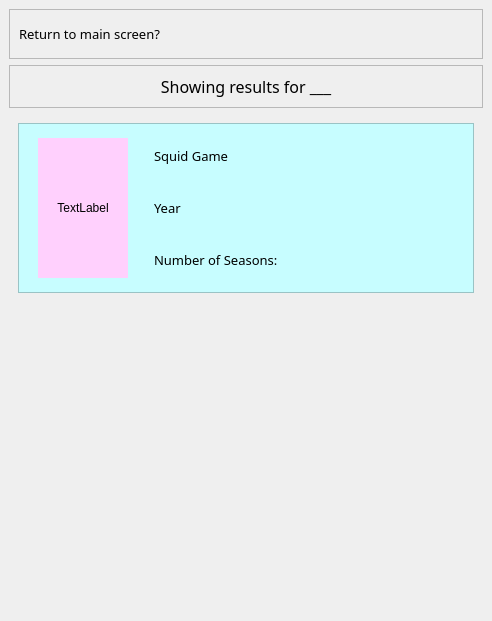
Before: the Qt Designer form ui/search_results.ui in xbryan25/movie-tvshow-review-app, drawn with Qt 5.
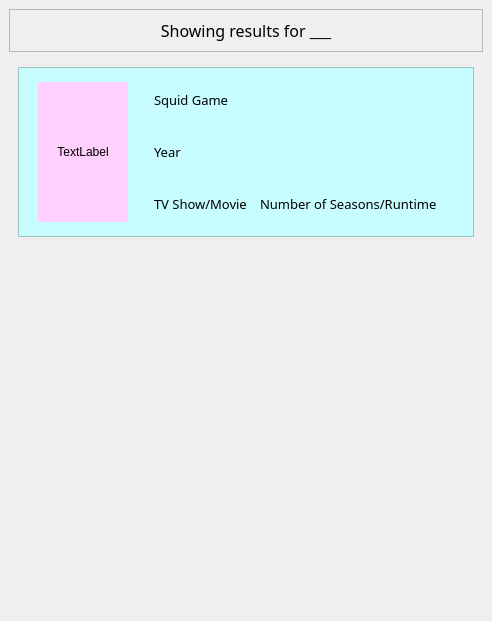
After: the same form once the commit is applied.

Commit message: Show only TV show results after pressing enter in choose_titles_page line edit

```diff
--- a/ui/search_results.ui
+++ b/ui/search_results.ui
@@ -16,73 +16,7 @@
   <widget class="QWidget" name="centralwidget">
    <layout class="QVBoxLayout" name="verticalLayout">
     <item>
-     <widget class="QFrame" name="frame_2">
-      <property name="minimumSize">
-       <size>
-        <width>0</width>
-        <height>50</height>
-       </size>
-      </property>
-      <property name="maximumSize">
-       <size>
-        <width>16777215</width>
-        <height>50</height>
-       </size>
-      </property>
-      <property name="frameShape">
-       <enum>QFrame::StyledPanel</enum>
-      </property>
-      <property name="frameShadow">
-       <enum>QFrame::Raised</enum>
-      </property>
-      <layout class="QHBoxLayout" name="horizontalLayout_2">
-       <item>
-        <widget class="QPushButton" name="pushButton">
-         <property name="minimumSize">
-          <size>
-           <width>0</width>
-           <height>30</height>
-          </size>
-         </property>
-         <property name="font">
-          <font>
-           <family>Oswald</family>
-           <pointsize>10</pointsize>
-          </font>
-         </property>
-         <property name="cursor">
-          <cursorShape>PointingHandCursor</cursorShape>
-         </property>
-         <property name="styleSheet">
-          <string notr="true">QPushButton{color: black; border: none; background-color: transparent;}
-QPushButton:hover{color:green}</string>
-         </property>
-         <property name="text">
-          <string>Return to main screen?</string>
-         </property>
-         <property name="flat">
-          <bool>true</bool>
-         </property>
-        </widget>
-       </item>
-       <item>
-        <spacer name="horizontalSpacer_3">
-         <property name="orientation">
-          <enum>Qt::Horizontal</enum>
-         </property>
-         <property name="sizeHint" stdset="0">
-          <size>
-           <width>40</width>
-           <height>20</height>
-          </size>
-         </property>
-        </spacer>
-       </item>
-      </layout>
-     </widget>
-    </item>
-    <item>
-     <widget class="QFrame" name="frame">
+     <widget class="QFrame" name="show_results_frame">
       <property name="maximumSize">
        <size>
         <width>16777215</width>
@@ -138,7 +72,7 @@
          <x>0</x>
          <y>0</y>
          <width>474</width>
-         <height>494</height>
+         <height>550</height>
         </rect>
        </property>
        <layout class="QVBoxLayout" name="verticalLayout_2">
@@ -166,6 +100,41 @@
            <enum>QFrame::Raised</enum>
           </property>
           <layout class="QGridLayout" name="gridLayout">
+           <item row="2" column="3">
+            <widget class="QLabel" name="temp_media_type">
+             <property name="maximumSize">
+              <size>
+               <width>100</width>
+               <height>16777215</height>
+              </size>
+             </property>
+             <property name="font">
+              <font>
+               <family>Oswald</family>
+               <pointsize>10</pointsize>
+              </font>
+             </property>
+             <property name="text">
+              <string>TV Show/Movie</string>
+             </property>
+            </widget>
+           </item>
+           <item row="0" column="0">
+            <spacer name="temp_h_spacer">
+             <property name="orientation">
+              <enum>Qt::Horizontal</enum>
+             </property>
+             <property name="sizeType">
+              <enum>QSizePolicy::Fixed</enum>
+             </property>
+             <property name="sizeHint" stdset="0">
+              <size>
+               <width>10</width>
+               <height>20</height>
+              </size>
+             </property>
+            </spacer>
+           </item>
            <item row="0" column="1" rowspan="3">
             <widget class="QLabel" name="label_2">
              <property name="minimumSize">
@@ -207,24 +176,8 @@
              </property>
             </spacer>
            </item>
-           <item row="0" column="0">
-            <spacer name="horizontalSpacer">
-             <property name="orientation">
-              <enum>Qt::Horizontal</enum>
-             </property>
-             <property name="sizeType">
-              <enum>QSizePolicy::Fixed</enum>
-             </property>
-             <property name="sizeHint" stdset="0">
-              <size>
-               <width>10</width>
-               <height>20</height>
-              </size>
-             </property>
-            </spacer>
-           </item>
-           <item row="2" column="3">
-            <widget class="QLabel" name="label_4">
+           <item row="2" column="4">
+            <widget class="QLabel" name="temp_media_short_info">
              <property name="font">
               <font>
                <family>Oswald</family>
@@ -232,25 +185,12 @@
               </font>
              </property>
              <property name="text">
-              <string>Number of Seasons:</string>
+              <string>Number of Seasons/Runtime</string>
              </property>
             </widget>
            </item>
-           <item row="0" column="3">
-            <widget class="QLabel" name="label_3">
-             <property name="font">
-              <font>
-               <family>Oswald</family>
-               <pointsize>10</pointsize>
-              </font>
-             </property>
-             <property name="text">
-              <string>Squid Game</string>
-             </property>
-            </widget>
-           </item>
-           <item row="1" column="3">
-            <widget class="QLabel" name="label_5">
+           <item row="1" column="3" colspan="2">
+            <widget class="QLabel" name="temp_media_release_year">
              <property name="font">
               <font>
                <family>Oswald</family>
@@ -262,6 +202,19 @@
              </property>
             </widget>
            </item>
+           <item row="0" column="3" colspan="2">
+            <widget class="QLabel" name="temp_media_title">
+             <property name="font">
+              <font>
+               <family>Oswald</family>
+               <pointsize>10</pointsize>
+              </font>
+             </property>
+             <property name="text">
+              <string>Squid Game</string>
+             </property>
+            </widget>
+           </item>
           </layout>
          </widget>
         </item>
```
Left out of the diff: 15 changed lines with no effect on the pictures. The commit also changes 5 other files.
